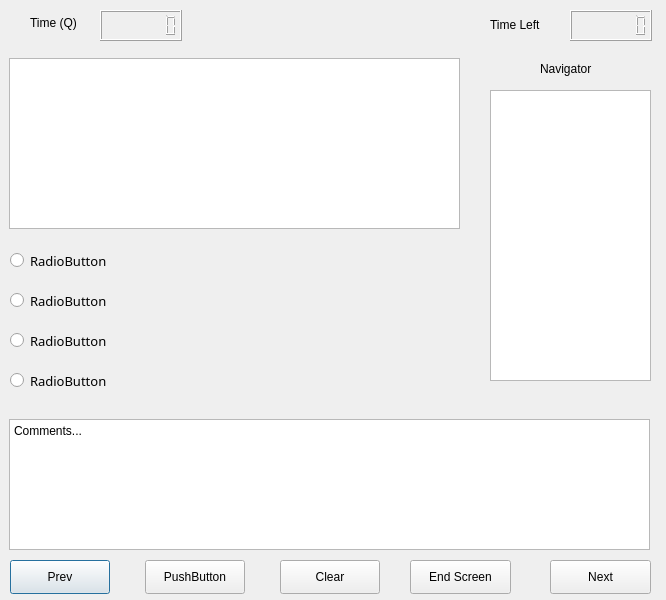
Qt form QuestionFrame.ui (VGisHere/MCQ_Test_GUI) before a commit.
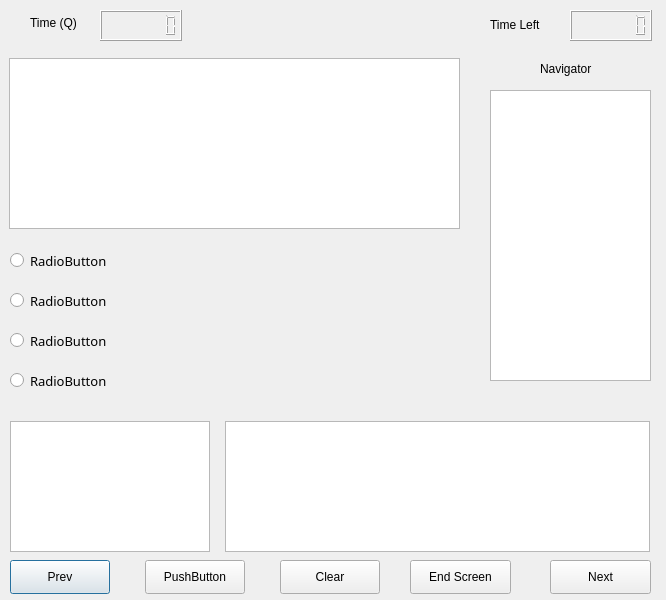
The same form after that commit.

Commit message: Added old test analysis functionality

Patch:
```diff
--- a/QuestionFrame.ui
+++ b/QuestionFrame.ui
@@ -195,19 +195,6 @@
     <string notr="true">buttonGroup</string>
    </attribute>
   </widget>
-  <widget class="QPlainTextEdit" name="plainTextEdit">
-   <property name="geometry">
-    <rect>
-     <x>9</x>
-     <y>419</y>
-     <width>641</width>
-     <height>131</height>
-    </rect>
-   </property>
-   <property name="plainText">
-    <string>Comments...</string>
-   </property>
-  </widget>
   <widget class="QPushButton" name="pushButton">
    <property name="geometry">
     <rect>
@@ -273,6 +260,26 @@
     <string>Clear</string>
    </property>
   </widget>
+  <widget class="QTextBrowser" name="textBrowser_3">
+   <property name="geometry">
+    <rect>
+     <x>225</x>
+     <y>421</y>
+     <width>425</width>
+     <height>131</height>
+    </rect>
+   </property>
+  </widget>
+  <widget class="QTextBrowser" name="textBrowser_2">
+   <property name="geometry">
+    <rect>
+     <x>10</x>
+     <y>421</y>
+     <width>200</width>
+     <height>131</height>
+    </rect>
+   </property>
+  </widget>
   <zorder>radioButton_3</zorder>
   <zorder>radioButton_2</zorder>
   <zorder>radioButton_4</zorder>
```
Left out of the diff: 3 changed lines with no effect on the pictures. The commit also changes 1 other file.
